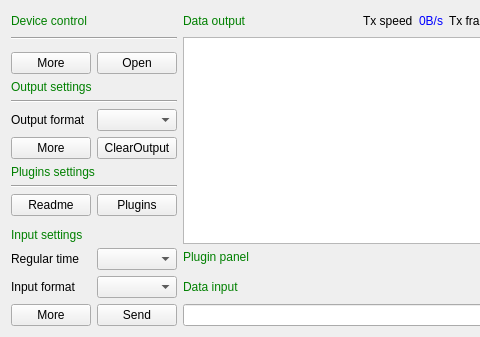
x-tools-author/x-tools, file src/debuggers/debugger/SAKDebugger.ui: the form before one commit; both pictures show x 0 to 480 and y 0 to 337 of the 819 by 337 pixel window.
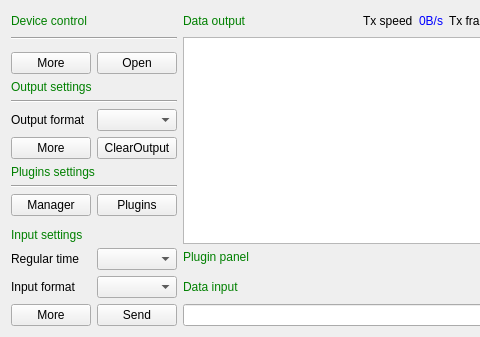
The form after the commit.

Commit message: chore: do something make code more butifull

```diff
--- a/src/debuggers/debugger/SAKDebugger.ui
+++ b/src/debuggers/debugger/SAKDebugger.ui
@@ -266,7 +266,7 @@
    <item row="10" column="0">
     <widget class="QPushButton" name="readmePushButton">
      <property name="text">
-      <string>Readme</string>
+      <string>Manager</string>
      </property>
     </widget>
    </item>
```
Left out of the diff: 2 changed lines with no effect on the pictures. The commit also changes 2 other files.
